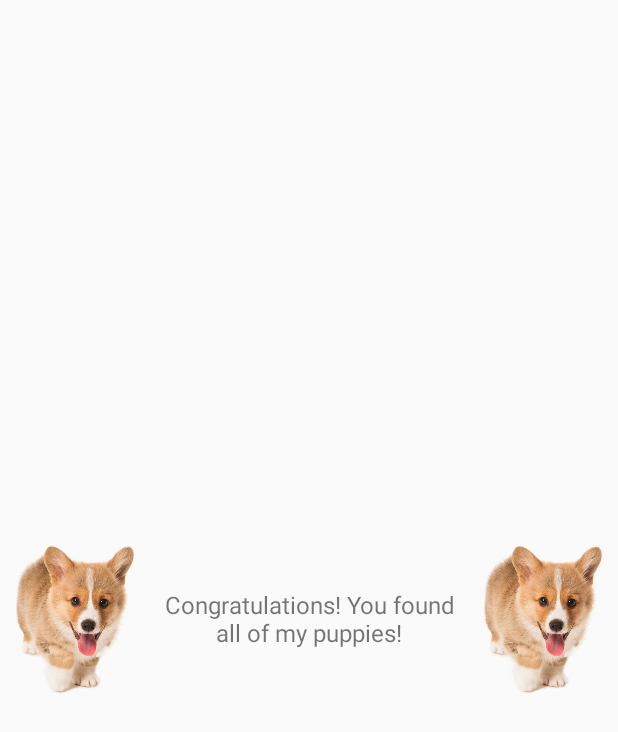
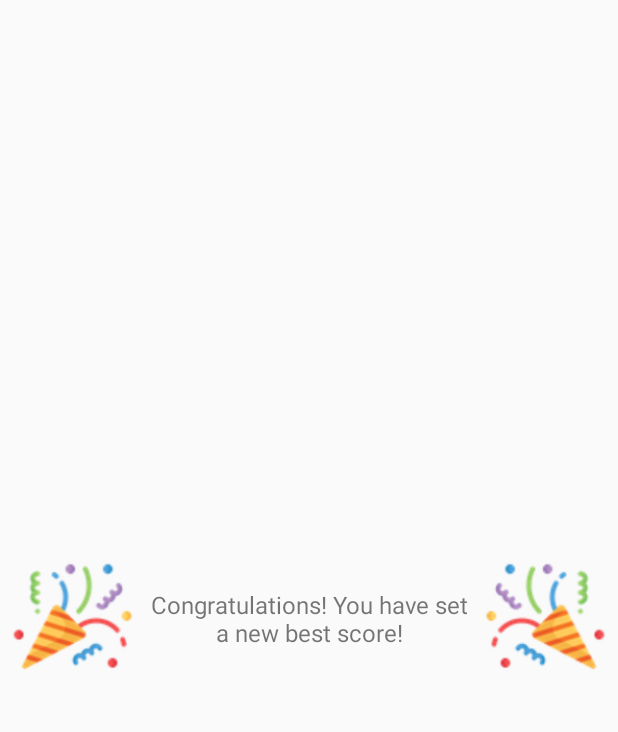
Before and after one commit to jt1400/Puppy-Finder-Game, an Android app: the layout best_score_dialog.xml on its own in the app's theme, with its tools: preview values and no code run, on a phone screen of 412 x 824 dp. Shown: the top 732 px of the screen. Run offline under Robolectric (Android 15) with nearby library versions, the phone set to English and light mode, and no system bars.

Commit message:
[pair: jta189 & natran] Display message when user set a new best score.

```diff
--- a/app/src/main/java/ca/cmpt276/as3/MainMenu.java
+++ b/app/src/main/java/ca/cmpt276/as3/MainMenu.java
@@ -27,12 +27,6 @@ public class MainMenu extends AppCompatActivity {
         setUpButtonPlayGame();
         setUpButtonOptions();
         setUpButtonHelp();
-    }
-
-    @Override
-    protected void onStart() {
-        super.onStart();
-        gameOption = GameOption.getInstance();
     }
 
     private void loadGameConfiguration()
--- a/app/src/main/java/ca/cmpt276/as3/model/GameOption.java
+++ b/app/src/main/java/ca/cmpt276/as3/model/GameOption.java
@@ -122,6 +122,11 @@ public class GameOption {
         }
     }
 
+    public boolean isNewHighScore(int newScore)
+    {
+        return newScore < highScores[config[0]][config[1]];
+    }
+
     public int getHighScore()
     {
         return highScores[config[0]][config[1]];
--- a/app/src/main/res/layout/win_message_dialog.xml
+++ b/app/src/main/res/layout/best_score_dialog.xml
@@ -7,32 +7,33 @@
     android:layout_height="match_parent">
 
     <ImageView
-        android:id="@+id/imageView"
+        android:id="@+id/imageView8"
         android:layout_width="100dp"
         android:layout_height="100dp"
-        app:layout_constraintBottom_toBottomOf="@+id/winMessage"
+        app:layout_constraintBottom_toBottomOf="@+id/winMessage2"
         app:layout_constraintStart_toStartOf="parent"
-        app:layout_constraintTop_toTopOf="@+id/winMessage"
-        app:srcCompat="@drawable/seekpng_com_cute_puppy_png_853146" />
+        app:layout_constraintTop_toTopOf="@+id/winMessage2"
+        app:srcCompat="@drawable/confetti" />
 
     <ImageView
-        android:id="@+id/imageView2"
+        android:id="@+id/imageView9"
         android:layout_width="100dp"
         android:layout_height="100dp"
-        app:layout_constraintBottom_toBottomOf="@+id/winMessage"
+        android:scaleX="-1"
+        app:layout_constraintBottom_toBottomOf="@+id/winMessage2"
         app:layout_constraintEnd_toEndOf="parent"
-        app:layout_constraintTop_toTopOf="@+id/winMessage"
-        app:srcCompat="@drawable/seekpng_com_cute_puppy_png_853146" />
+        app:layout_constraintTop_toTopOf="@+id/winMessage2"
+        app:srcCompat="@drawable/confetti" />
 
     <TextView
-        android:id="@+id/winMessage"
+        android:id="@+id/winMessage2"
         android:layout_width="0dp"
         android:layout_height="wrap_content"
         android:gravity="center"
-        android:text="Congratulations! You found all of my puppies!"
+        android:text="@string/congratulations_you_have_set_a_new_best_score"
         android:textSize="16sp"
         app:layout_constraintBottom_toBottomOf="parent"
-        app:layout_constraintEnd_toStartOf="@+id/imageView2"
-        app:layout_constraintStart_toEndOf="@+id/imageView"
+        app:layout_constraintEnd_toStartOf="@+id/imageView9"
+        app:layout_constraintStart_toEndOf="@+id/imageView8"
         app:layout_constraintTop_toTopOf="parent" />
 </androidx.constraintlayout.widget.ConstraintLayout>
--- a/app/src/main/res/values/strings.xml
+++ b/app/src/main/res/values/strings.xml
@@ -33,11 +33,12 @@
         <a href="https://freepngimg.com/png/33836-golden-retriever-puppy-file">https://freepngimg.com/png/33836-golden-retriever-puppy-file</a>\n
         Meows Font\n
         <a href="https://www.fontspace.com/meows-font-f48581">https://www.fontspace.com/meows-font-f48581</a>\n
-
     </string>
 
     <string name="puppy_seeker">Puppy Seeker</string>
     <string name="authors">Authors</string>
     <string name="resources">Resources</string>
     <string name="reset">RESET</string>
+    <string name="congratulations_you_found_all_of_my_puppies">Congratulations! You found all of my puppies!</string>
+    <string name="congratulations_you_have_set_a_new_best_score">Congratulations! You have set a new best score!</string>
 </resources>
```
Also changed, not shown: app/src/main/java/ca/cmpt276/as3/BestScoreDialogFragment.java (renamed from app/src/main/java/ca/cmpt276/as3/WinDialogFragment.java, +13 -2 lines), app/src/main/java/ca/cmpt276/as3/GameScreenActivity.java (+11 -3 lines), app/src/main/res/drawable-mdpi/confetti.png (added).
